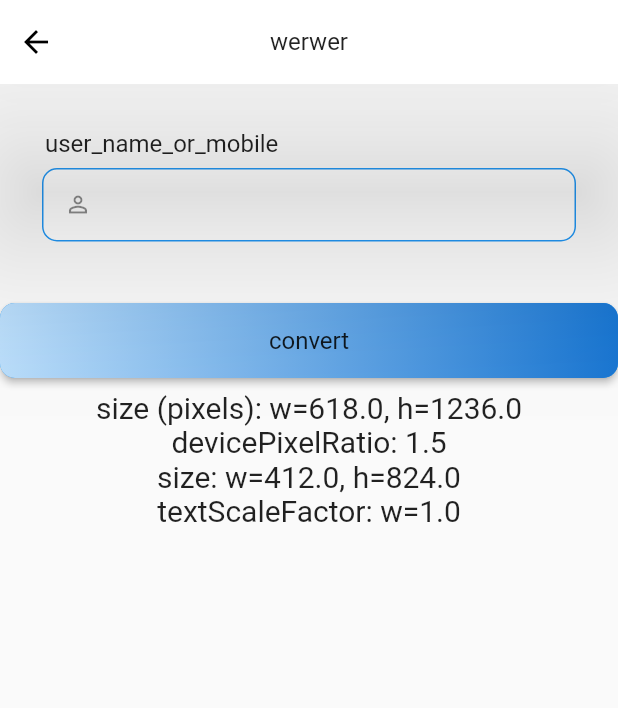
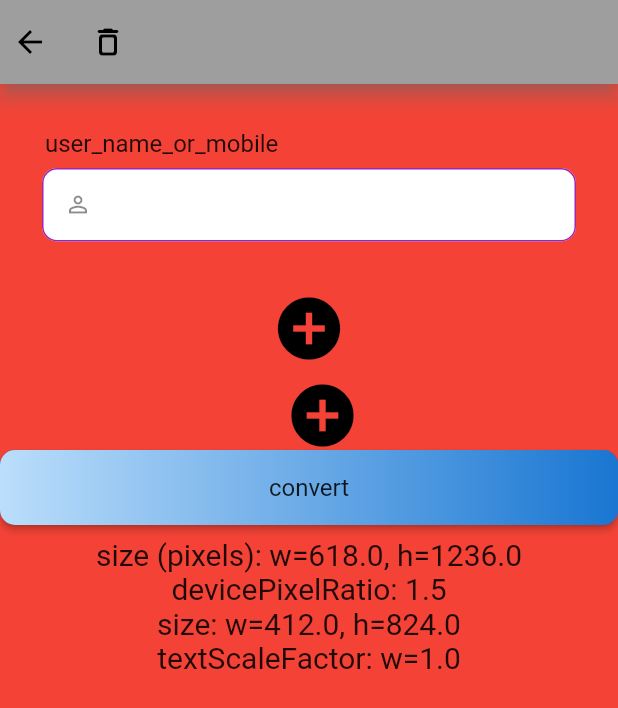
Before and after one commit to OpenWeekendWarriors/FlutterLaidBack, a Flutter app: the screen it shows after launch, after a tap on "convert", on a phone screen of 412 x 824 dp. Shown: the top 708 px of the screen. Run offline on Flutter 3.47's test engine with Material 2 defaults, Android fonts, the phone set to English and light mode, and no system bars; our stand-ins replace cached_network_image, flutter_spinkit, flutter_staggered_animations, flutter_svg, fluttertoast, get and 2 more; missing offline and left inert: persian_number_utility.

Commit message:
some change !!

```diff
--- a/example/lib/main.dart
+++ b/example/lib/main.dart
@@ -1,5 +1,6 @@
 import 'package:example/color_schemes.dart';
 import 'package:flutter/material.dart';
+import 'package:flutter/services.dart';
 import 'package:flutter_laid_back/conf/laid_back_config.dart';
 import 'package:flutter_laid_back/di/dependency.dart';
 import 'package:flutter_laid_back/extention/date_time_extention.dart';
@@ -11,7 +12,7 @@ import 'package:flutter_laid_back/widget/text_widget.dart';
 import 'package:get/get.dart';
 
 void main() {
-  injectLaidBackDependency(LaidBackConfig(textStyleBody: TextStyle(fontSize: 16)));
+  injectLaidBackDependency(LaidBackConfig(textStyleBody: const TextStyle(fontSize: 16)));
   runApp(const MyApp());
 }
 
@@ -22,10 +23,26 @@ class MyApp extends StatelessWidget {
   @override
   Widget build(BuildContext context) {
     return GetMaterialApp(
+      theme: ThemeData(
+        iconTheme: const IconThemeData(color: Colors.black),
+          appBarTheme: const AppBarTheme(
+            iconTheme: IconThemeData(color: Colors.black),
+            systemOverlayStyle: SystemUiOverlayStyle(
+              statusBarBrightness: Brightness.light,
+              statusBarColor: Colors.transparent, // transparent status bar
+              systemNavigationBarColor: Colors.transparent,
+              systemNavigationBarDividerColor: Colors.transparent,
+            ),
+          ),
+          scaffoldBackgroundColor: Colors.red,
+          // useMaterial3: true,
+          colorScheme: lightColorScheme,
+          primaryColor: Colors.purple,),
+
       // theme: Themes().lightTheme,
       // theme: ThemeData(useMaterial3: true, colorScheme: lightColorScheme),
       // darkTheme: ThemeData(useMaterial3: true, colorScheme: darkColorScheme),
-      locale: Locale(
+      locale: const Locale(
         'en',
         'US',
       ),
@@ -48,25 +65,33 @@ class Home extends StatelessWidget {
   Widget build(BuildContext context) {
     var overlay = LoadingOverlay.of(Get.context);
     double devicePixelRatio = Get.pixelRatio;
-    TextStyle style38 = TextStyle(
+    TextStyle style38 = const TextStyle(
       inherit: true,
       fontSize: 38.0,
     );
-    TextStyle style20 = TextStyle(
+    TextStyle style20 = const TextStyle(
       inherit: true,
       fontSize: 20.0,
     );
 
     return Scaffold(
         appBar: CustomAppbar(
+          shadowColor: Colors.grey,
+          elevation: 5,
+          bgColor: Colors.grey,
           showLeading: false,
-          bgColor: Colors.white,
-          elevation: 50,
-          actionIcon: const Icon(
-            Icons.arrow_forward,
-            color: Colors.black,
-          ),
-          title: CustomText("werwer"),
+          actionIcon:
+              const Icon(Icons.delete_outline_rounded),
+          actionIcon1:
+               IconButton(
+              onPressed: () {
+              },
+              icon: const Icon(Icons.arrow_forward)),
+          actionClick: () {
+
+          },
+          actionClick1: () {
+          },
         ),
         body: Column(children: [
           Padding(
@@ -92,6 +117,13 @@ class Home extends StatelessWidget {
           //   'Button tapped $_counter time${ _counter == 1 ? '' : 's' }.',
           //   style: style38,
           // ),
+
+
+          Icon(Icons.add_circle,size: 50,),
+          IconButton(onPressed: (){
+
+          }, icon: Icon(Icons.add_circle,size: 50,),),
+
           CustomButton(title: 'convert',onTap: (){
             DateTime dateTime = DateTime.now();
             print(dateTime.timeZoneName);
--- a/lib/extention/string_extention.dart
+++ b/lib/extention/string_extention.dart
@@ -24,6 +24,7 @@ extension ParseDate on String {
 extension ParseDateTimeToShamsiDate on String {
   String get dateTimeToShamsiDate {
     if (this == null) return '';
+
     return DateTime.tryParse(this)!.toPersianDate(twoDigits: false);
     // moneyFormatter = 'RM${this}'
   }
--- a/lib/widget/custom_app_bar.dart
+++ b/lib/widget/custom_app_bar.dart
@@ -1,6 +1,5 @@
 import 'package:flutter/material.dart';
 import 'package:get/get.dart';
-import 'package:flutter/src/widgets/preferred_size.dart';
 
 class CustomAppbar extends PreferredSize {
   final Widget? leadingIcon;
@@ -40,6 +39,7 @@ class CustomAppbar extends PreferredSize {
           backgroundColor: bgColor ?? Get.theme.appBarTheme.backgroundColor,
           centerTitle: true,
           elevation: elevation ?? 0.0,
+          iconTheme: IconThemeData(color: Get.theme.appBarTheme.iconTheme?.color ?? Colors.black),
           surfaceTintColor: bgColor ?? Get.theme.appBarTheme.backgroundColor,
           shadowColor: shadowColor ?? Get.theme.appBarTheme.shadowColor,
           title: title ?? const SizedBox(),
@@ -55,14 +55,8 @@ class CustomAppbar extends PreferredSize {
                     )
                   : IconButton(onPressed: leadingClick, icon: leadingIcon!),
           actions: [
-            actionIcon == null
-                ? SizedBox()
-                : IconButton(
-                    icon: actionIcon!, onPressed: () => actionClick!()),
-            actionIcon1 == null
-                ? SizedBox()
-                : IconButton(
-                    icon: actionIcon1!, onPressed: () => actionClick1!())
+            actionIcon == null ? const SizedBox() : IconButton(icon: actionIcon!, onPressed: () => actionClick!()),
+            actionIcon1 == null ? const SizedBox() : IconButton(icon: actionIcon1!, onPressed: () => actionClick1!())
           ]),
     );
   }
--- a/lib/widget/overlay.dart
+++ b/lib/widget/overlay.dart
@@ -13,6 +13,7 @@ class LoadingOverlay {
   Timer? _timer;
   int DEFAULT_TIME_OUT_IN_SECONDS = 20;
   int _countDownTimerInSec = 20;
+
 
   void startTimer() {
     _countDownTimerInSec = DEFAULT_TIME_OUT_IN_SECONDS;
```
